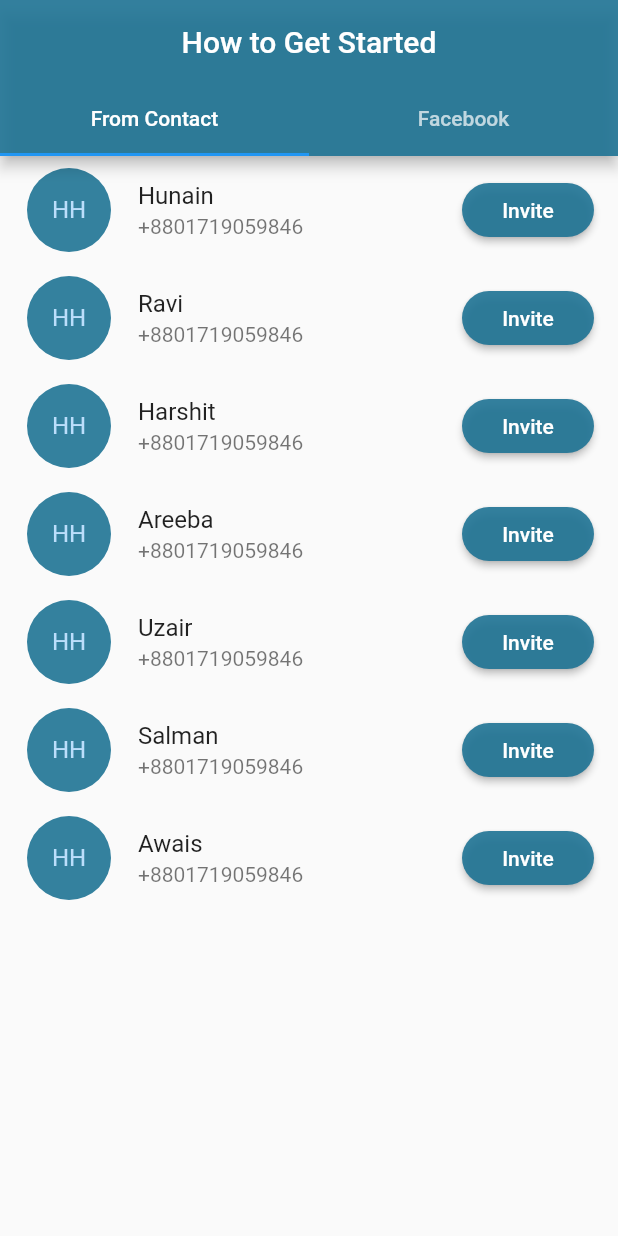
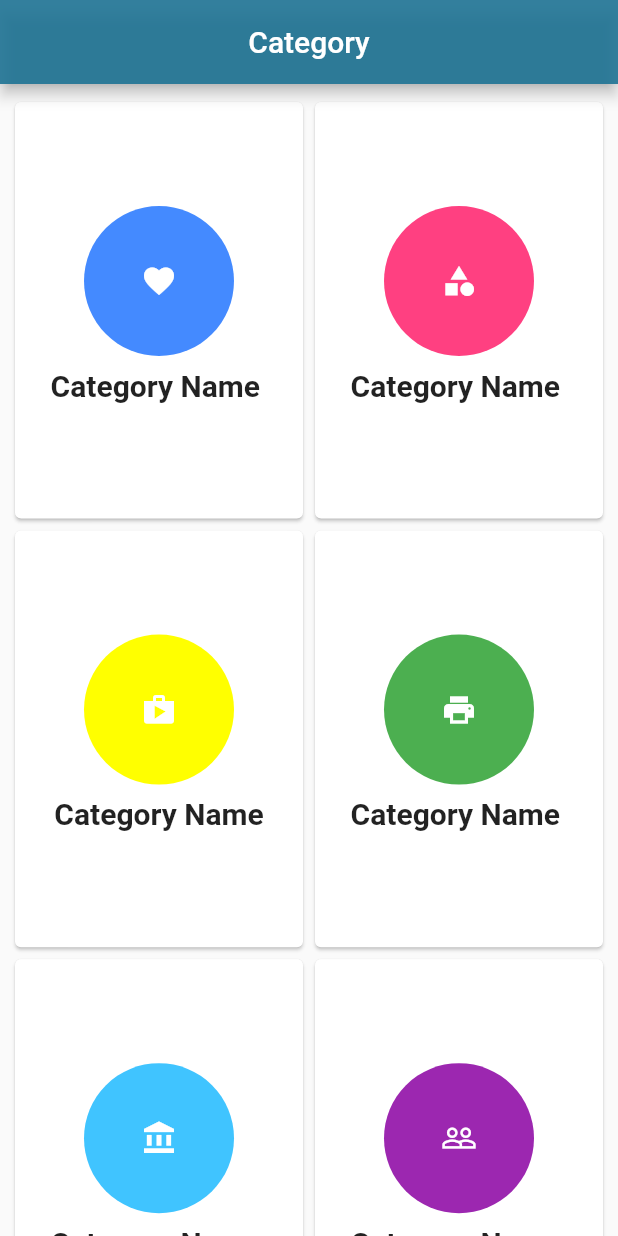
Before and after one commit to HunainHumail/onlala_shopping, a Flutter app: the screen it shows after launch, on a phone screen of 412 x 824 dp. Run offline on Flutter 3.47's test engine with Material 2 defaults, Android fonts, the phone set to English and light mode, and no system bars; our stand-ins replace cached_network_image, chewie, smooth_star_rating, video_player.

Commit message:
Done with Help Center screen(1), Categories Screens(2)

```diff
--- /dev/null
+++ b/lib/categories/categoriesV1.dart
@@ -0,0 +1,66 @@
+import 'package:flutter/material.dart';
+
+class CategoryV1 extends StatefulWidget{
+
+  CategoryV1 ({Key key}) : super(key:key);
+
+  @override
+  _CategoryV1 createState() => _CategoryV1();
+}
+
+class _CategoryV1 extends State<CategoryV1>{
+
+  @override
+  Widget build(BuildContext context) {
+    // TODO: implement build
+    return Scaffold(
+      appBar: AppBar(
+        title: Center(child: Text('Category',style: TextStyle(color: Colors.white),)),
+        backgroundColor: Color.fromRGBO(30, 115, 148, 0.9),
+      ),
+
+      body: _myListView(context),
+
+    );
+  }
+
+  Widget _myListView(BuildContext context) {
+    // backing data
+    final category = [
+      'Category Name 1',
+      'Category Name 2',
+      'Category Name 3',
+      'Category Name 4',
+      'Category Name 5',
+      'Category Name 6',
+      'Category Name 7',
+    ];
+
+    final leadingicons = [
+      Icons.favorite,
+      Icons.category,
+      Icons.shop,
+      Icons.print,
+      Icons.account_balance,
+      Icons.people_outline,
+      Icons.image,
+      Icons.feedback
+    ];
+
+
+    return ListView.builder(
+      itemCount: category.length,
+      itemBuilder: (context, index) {
+        return Padding(
+          padding: const EdgeInsets.all(8.0),
+          child: Card(
+            child: ListTile(
+                title: Text(category[index]),
+                leading: Icon(leadingicons[index])
+            ),
+          ),
+        );
+      },
+    );
+  }
+}
--- /dev/null
+++ b/lib/categories/categoriesV2.dart
@@ -0,0 +1,102 @@
+import 'package:cached_network_image/cached_network_image.dart';
+import 'package:flutter/material.dart';
+
+class CategoryV2 extends StatefulWidget{
+
+  CategoryV2 ({Key key}) : super(key:key);
+
+  @override
+  _CategoryV2 createState() => _CategoryV2();
+}
+
+class _CategoryV2 extends State<CategoryV2>{
+
+  final List<Map<dynamic, dynamic>> products = [
+    {'name': 'IPhone', 'rating': 3.0, 'image': 'https://images.unsplash.com/photo-1520342868574-5fa3804e551c?ixlib=rb-0.3.5&ixid=eyJhcHBfaWQiOjEyMDd9&s=6ff92caffcdd63681a35134a6770ed3b&auto=format&fit=crop&w=1951&q=80'},
+    {'name': 'IPhone X 2', 'rating': 3.0, 'image': 'https://images.unsplash.com/photo-1522205408450-add114ad53fe?ixlib=rb-0.3.5&ixid=eyJhcHBfaWQiOjEyMDd9&s=368f45b0888aeb0b7b08e3a1084d3ede&auto=format&fit=crop&w=1950&q=80'},
+    {'name': 'IPhone 11', 'rating': 4.0, 'image': 'https://images.unsplash.com/photo-1519125323398-675f0ddb6308?ixlib=rb-0.3.5&ixid=eyJhcHBfaWQiOjEyMDd9&s=94a1e718d89ca60a6337a6008341ca50&auto=format&fit=crop&w=1950&q=80'},
+    {'name': 'IPhone 11', 'rating': 4.0, 'image': 'https://images.unsplash.com/photo-1519125323398-675f0ddb6308?ixlib=rb-0.3.5&ixid=eyJhcHBfaWQiOjEyMDd9&s=94a1e718d89ca60a6337a6008341ca50&auto=format&fit=crop&w=1950&q=80'},
+    {'name': 'IPhone 11', 'rating': 4.0, 'image': 'https://images.unsplash.com/photo-1519125323398-675f0ddb6308?ixlib=rb-0.3.5&ixid=eyJhcHBfaWQiOjEyMDd9&s=94a1e718d89ca60a6337a6008341ca50&auto=format&fit=crop&w=1950&q=80'},
+    {'name': 'IPhone 11', 'rating': 4.0, 'image': 'https://images.unsplash.com/photo-1519125323398-675f0ddb6308?ixlib=rb-0.3.5&ixid=eyJhcHBfaWQiOjEyMDd9&s=94a1e718d89ca60a6337a6008341ca50&auto=format&fit=crop&w=1950&q=80'},
+    {'name': 'IPhone 11', 'rating': 4.0, 'image': 'https://images.unsplash.com/photo-1519125323398-675f0ddb6308?ixlib=rb-0.3.5&ixid=eyJhcHBfaWQiOjEyMDd9&s=94a1e718d89ca60a6337a6008341ca50&auto=format&fit=crop&w=1950&q=80'},
+    {'name': 'IPhone 11', 'rating': 4.0, 'image': 'https://images.unsplash.com/photo-1519125323398-675f0ddb6308?ixlib=rb-0.3.5&ixid=eyJhcHBfaWQiOjEyMDd9&s=94a1e718d89ca60a6337a6008341ca50&auto=format&fit=crop&w=1950&q=80'},
+    {'name': 'IPhone 11', 'rating': 4.0, 'image': 'https://images.unsplash.com/photo-1519125323398-675f0ddb6308?ixlib=rb-0.3.5&ixid=eyJhcHBfaWQiOjEyMDd9&s=94a1e718d89ca60a6337a6008341ca50&auto=format&fit=crop&w=1950&q=80'},
+    {'name': 'IPhone 12', 'rating': 5.0, 'image': 'https://images.unsplash.com/photo-1523205771623-e0faa4d2813d?ixlib=rb-0.3.5&ixid=eyJhcHBfaWQiOjEyMDd9&s=89719a0d55dd05e2deae4120227e6efc&auto=format&fit=crop&w=1953&q=80'},
+  ];
+
+  final leadingicons = [
+    Icons.favorite,
+    Icons.category,
+    Icons.shop,
+    Icons.print,
+    Icons.account_balance,
+    Icons.people_outline,
+    Icons.image,
+    Icons.feedback
+  ];
+
+  List colors = [
+    Colors.blueAccent,Colors.pinkAccent,Colors.yellowAccent,Colors.green,Colors.lightBlueAccent,Colors.purple,Colors.redAccent,Colors.pink
+  ];
+
+  List c_name = [
+    'Category Name ',
+    'Category Name ',
+    'Category Name',
+    'Category Name ',
+    'Category Name ',
+    'Category Name ',
+    'Category Name ',
+    'Category Name '
+  ];
+
+
+
+  @override
+  Widget build(BuildContext context) {
+    // TODO: implement build
+    return Scaffold(
+      appBar: AppBar(
+        backgroundColor: Color.fromRGBO(30, 115, 148, 0.9),
+        title: Center(child: Text("Category")),
+      ),
+
+      body: SafeArea(
+        child: Container(
+          child: GridView.count(
+            shrinkWrap: true,
+            crossAxisCount: 2,
+            childAspectRatio: 0.7,
+            padding: EdgeInsets.only(top: 8, left: 6, right: 6, bottom: 12),
+            children: List.generate(leadingicons.length, (index) {
+              return Container(
+                child: Card(
+                  clipBehavior: Clip.antiAlias,
+                  child: InkWell(
+                    onTap: () {
+                      print('Card tapped.');
+                    },
+                    child: Column(
+                      crossAxisAlignment: CrossAxisAlignment.center,
+                      mainAxisAlignment: MainAxisAlignment.center,
+                      children: <Widget>[
+                        CircleAvatar(backgroundColor: colors[index],child: Icon(leadingicons[index],color: Colors.white,),radius: 50,),
+
+                        Padding(
+                          padding: const EdgeInsets.all(8.0),
+                          child: Center(child: Text(c_name[index],style: TextStyle(fontWeight: FontWeight.bold,fontSize: 20),)),
+                        ),
+
+                      ],
+                    ),
+                  ),
+                ),
+              );
+            }),
+          ),
+        ),
+      ),
+
+    );
+  }
+}
--- a/lib/main.dart
+++ b/lib/main.dart
@@ -1,11 +1,14 @@
 import 'package:flutter/material.dart';
 import 'package:onlala_shopping/Profile/my_account.dart';
+import 'package:onlala_shopping/account/help_center.dart';
 import 'package:onlala_shopping/account/invite_friends.dart';
 import 'package:onlala_shopping/account/wallet.dart';
 import 'package:onlala_shopping/alldepartments/all_departments.dart';
 import 'package:onlala_shopping/alldepartments/automobile.dart';
 import 'package:onlala_shopping/alldepartments/products/automobile_product.dart';
 import 'package:onlala_shopping/app_home.dart';
+import 'package:onlala_shopping/categories/categoriesV1.dart';
+import 'package:onlala_shopping/categories/categoriesV2.dart';
 import 'package:onlala_shopping/get_started/how_to_get_started.dart';
 import 'package:onlala_shopping/login_screen.dart';
 import 'package:onlala_shopping/shopping_cartlist.dart';
@@ -18,7 +21,7 @@ void main() {
 
         debugShowCheckedModeBanner: false,
         // home: OnboardingPage(),
-        home: InviteFriends(),
+        home: CategoryV2(),
 
       )
   );
```
Also changed, not shown: lib/account/help_center.dart (added, +55 -0 lines).
